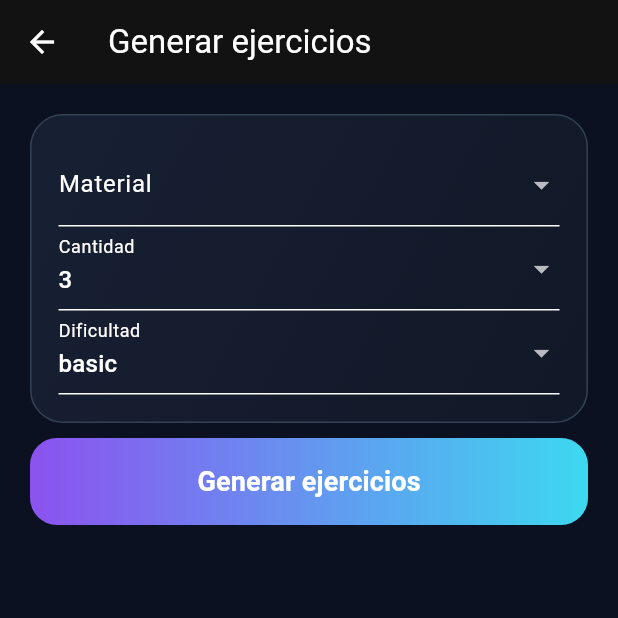
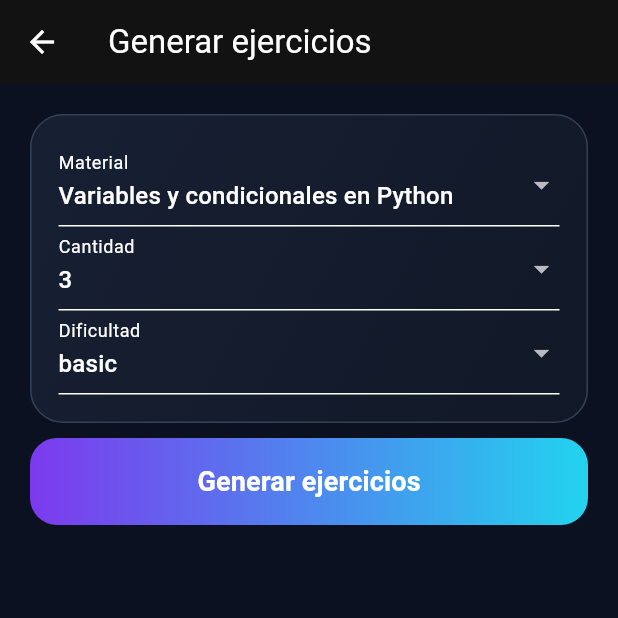
Before and after one commit to alfonsogzman123-netizen/Duocdev, a Flutter app: the GeneratedExercisesScreen screen opened directly, on a phone screen of 412 x 824 dp, the top half of it. Run offline on Flutter 3.47's test engine with Material 3 defaults, Android fonts, the phone set to English and light mode, and no system bars.

Commit message:
Refactor project structure for maintainability without changing flows

```diff
--- a/lib/screens/teacher/generated_exercises_screen.dart
+++ b/lib/screens/teacher/generated_exercises_screen.dart
@@ -14,42 +14,133 @@ class GeneratedExercisesScreen extends StatefulWidget {
 }
 
 class _GeneratedExercisesScreenState extends State<GeneratedExercisesScreen> {
-  String? materialId;
-  int count = 3;
-  ExerciseDifficulty diff = ExerciseDifficulty.basic;
-  bool loading = false;
+  String? selectedMaterialId;
+  int quantity = 3;
+  ExerciseDifficulty difficulty = ExerciseDifficulty.basic;
+  bool isGenerating = false;
 
   @override
-  void initState() { super.initState(); materialId = widget.preselectedMaterialId ?? materialService.getMaterials().isNotEmpty ? materialService.getMaterials().first.id : null; }
+  void initState() {
+    super.initState();
+    final materials = materialService.getMaterials();
+    if (widget.preselectedMaterialId != null) {
+      selectedMaterialId = widget.preselectedMaterialId;
+    } else if (materials.isNotEmpty) {
+      selectedMaterialId = materials.first.id;
+    }
+  }
 
   @override
   Widget build(BuildContext context) {
-    final mats = materialService.getMaterials();
-    final current = mats.where((m) => m.id == materialId).isNotEmpty ? mats.where((m) => m.id == materialId).first : null;
-    final list = exerciseGenerationService.all;
-    return Scaffold(appBar: AppBar(title: const Text('Generar ejercicios')), body: ListView(padding: const EdgeInsets.all(20), children: [
-      DuocCard(child: Column(children: [
-        DropdownButtonFormField<String>(value: materialId, items: mats.map((m) => DropdownMenuItem(value: m.id, child: Text(m.title))).toList(), onChanged: (v) => setState(() => materialId = v), decoration: const InputDecoration(labelText: 'Material')),
-        DropdownButtonFormField<int>(value: count, items: const [3, 5, 10].map((n) => DropdownMenuItem(value: n, child: Text('$n'))).toList(), onChanged: (v) => setState(() => count = v ?? 3), decoration: const InputDecoration(labelText: 'Cantidad')),
-        DropdownButtonFormField<ExerciseDifficulty>(value: diff, items: ExerciseDifficulty.values.map((d) => DropdownMenuItem(value: d, child: Text(d.name))).toList(), onChanged: (v) => setState(() => diff = v ?? diff), decoration: const InputDecoration(labelText: 'Dificultad')),
-      ])),
-      const SizedBox(height: 10),
-      PrimaryButton(label: loading ? 'Generando...' : 'Generar ejercicios', onPressed: current == null || loading ? null : () async { setState(() => loading = true); await exerciseGenerationService.generateExercisesFromMaterial(material: current, count: count, difficulty: diff); setState(() => loading = false); }),
-      const SizedBox(height: 12),
-      ...list.map((e) => Padding(
-        padding: const EdgeInsets.only(bottom: 10),
-        child: DuocCard(child: Column(crossAxisAlignment: CrossAxisAlignment.start, children: [
-          Text(e.question, style: const TextStyle(fontWeight: FontWeight.w700)),
-          ...e.options.asMap().entries.map((o) => Text('${o.key + 1}. ${o.value}${o.key == e.correctIndex ? ' ✅' : ''}')),
-          Text('Explicación: ${e.explanation}'),
-          Text('XP: ${e.xpReward} • ${e.approved ? 'Aprobado' : 'No aprobado'} • ${e.published ? 'Publicado' : 'No publicado'}'),
-          Row(children: [
-            TextButton(onPressed: () { exerciseGenerationService.approveExercise(e.id); setState(() {}); }, child: const Text('Aprobar ejercicio')),
-            TextButton(onPressed: () => Navigator.push(context, MaterialPageRoute(builder: (_) => ReviewGeneratedExerciseScreen(exercise: e))).then((_) => setState(() {})), child: const Text('Editar')),
-            TextButton(onPressed: () { exerciseGenerationService.publishExercise(e.id); setState(() {}); }, child: const Text('Publicar en curso')),
-          ])
-        ])),
-      )),
-    ]));
+    final materials = materialService.getMaterials();
+    final selectedMaterial = materials.where((m) => m.id == selectedMaterialId).firstOrNull;
+    final exercises = exerciseGenerationService.all;
+
+    return Scaffold(
+      appBar: AppBar(title: const Text('Generar ejercicios')),
+      body: ListView(
+        padding: const EdgeInsets.all(20),
+        children: [
+          DuocCard(
+            child: Column(
+              children: [
+                DropdownButtonFormField<String>(
+                  value: selectedMaterialId,
+                  items: materials
+                      .map((material) => DropdownMenuItem(
+                            value: material.id,
+                            child: Text(material.title),
+                          ))
+                      .toList(),
+                  onChanged: (value) => setState(() => selectedMaterialId = value),
+                  decoration: const InputDecoration(labelText: 'Material'),
+                ),
+                DropdownButtonFormField<int>(
+                  value: quantity,
+                  items: const [3, 5, 10]
+                      .map((item) => DropdownMenuItem(value: item, child: Text('$item')))
+                      .toList(),
+                  onChanged: (value) => setState(() => quantity = value ?? 3),
+                  decoration: const InputDecoration(labelText: 'Cantidad'),
+                ),
+                DropdownButtonFormField<ExerciseDifficulty>(
+                  value: difficulty,
+                  items: ExerciseDifficulty.values
+                      .map((item) => DropdownMenuItem(value: item, child: Text(item.name)))
+                      .toList(),
+                  onChanged: (value) => setState(() => difficulty = value ?? difficulty),
+                  decoration: const InputDecoration(labelText: 'Dificultad'),
+                ),
+              ],
+            ),
+          ),
+          const SizedBox(height: 10),
+          PrimaryButton(
+            label: isGenerating ? 'Generando...' : 'Generar ejercicios',
+            onPressed: selectedMaterial == null || isGenerating
+                ? null
+                : () async {
+                    setState(() => isGenerating = true);
+                    await exerciseGenerationService.generateExercisesFromMaterial(
+                      material: selectedMaterial,
+                      count: quantity,
+                      difficulty: difficulty,
+                    );
+                    setState(() => isGenerating = false);
+                  },
+          ),
+          const SizedBox(height: 12),
+          ...exercises.map((exercise) => Padding(
+                padding: const EdgeInsets.only(bottom: 10),
+                child: DuocCard(
+                  child: Column(
+                    crossAxisAlignment: CrossAxisAlignment.start,
+                    children: [
+                      Text(exercise.question, style: const TextStyle(fontWeight: FontWeight.w700)),
+                      ...exercise.options.asMap().entries.map(
+                            (option) => Text('${option.key + 1}. ${option.value}${option.key == exercise.correctIndex ? ' ✅' : ''}'),
+                          ),
+                      Text('Explicación: ${exercise.explanation}'),
+                      Text(
+                        'XP: ${exercise.xpReward} • ${exercise.approved ? 'Aprobado' : 'No aprobado'} • ${exercise.published ? 'Publicado' : 'No publicado'}',
+                      ),
+                      Row(
+                        children: [
+                          TextButton(
+                            onPressed: () {
+                              exerciseGenerationService.approveExercise(exercise.id);
+                              setState(() {});
+                            },
+                            child: const Text('Aprobar ejercicio'),
+                          ),
+                          TextButton(
+                            onPressed: () => Navigator.push(
+                              context,
+                              MaterialPageRoute(
+                                builder: (_) => ReviewGeneratedExerciseScreen(exercise: exercise),
+                              ),
+                            ).then((_) => setState(() {})),
+                            child: const Text('Editar'),
+                          ),
+                          TextButton(
+                            onPressed: () {
+                              exerciseGenerationService.publishExercise(exercise.id);
+                              setState(() {});
+                            },
+                            child: const Text('Publicar en curso'),
+                          ),
+                        ],
+                      ),
+                    ],
+                  ),
+                ),
+              )),
+        ],
+      ),
+    );
   }
 }
+
+extension _FirstOrNull<T> on Iterable<T> {
+  T? get firstOrNull => isEmpty ? null : first;
+}
```
Also changed, not shown: lib/screens/teacher/material_upload_screen.dart (+112 -15 lines), lib/screens/teacher/review_generated_exercise_screen.dart (+78 -3 lines), 16 other files.
